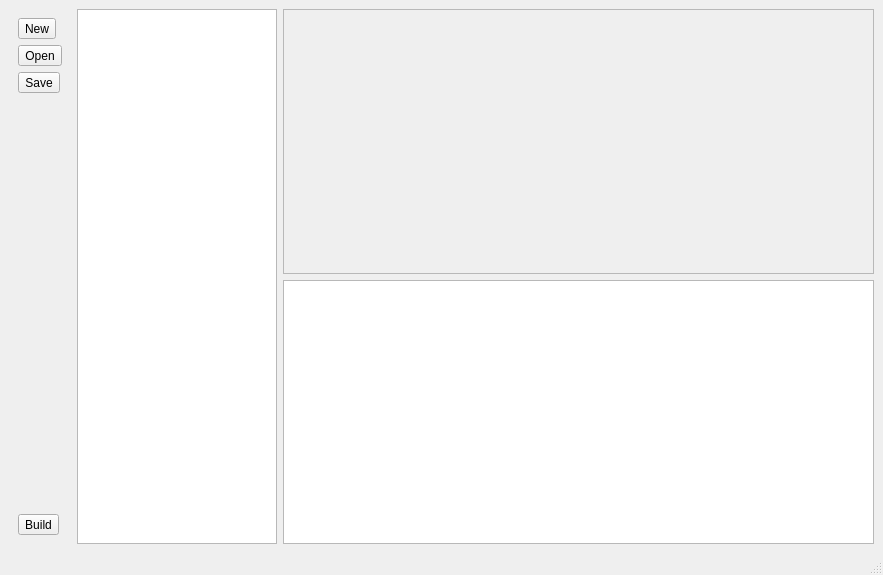
samstyle/Xpeccy, file ui/sdkwin.ui: the form before one commit.
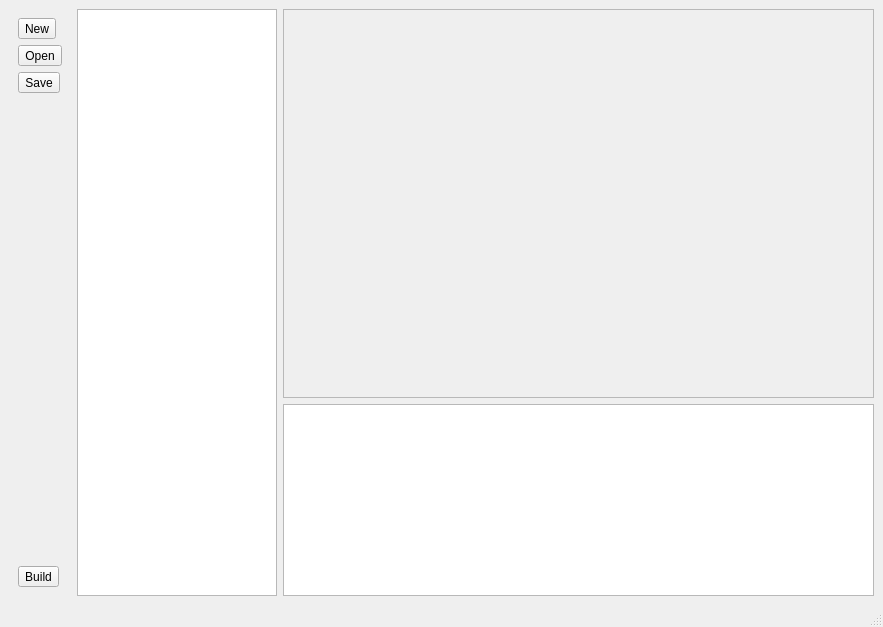
The form after the commit. Icons and pictures are not drawn.

```diff
--- a/ui/sdkwin.ui
+++ b/ui/sdkwin.ui
@@ -7,7 +7,7 @@
     <x>0</x>
     <y>0</y>
     <width>883</width>
-    <height>575</height>
+    <height>627</height>
    </rect>
   </property>
   <property name="contextMenuPolicy">
@@ -104,12 +104,17 @@
      </widget>
     </item>
     <item>
-     <layout class="QVBoxLayout" name="verticalLayout" stretch="0,0">
+     <layout class="QVBoxLayout" name="verticalLayout" stretch="10,0">
       <item>
        <widget class="QTextEdit" name="docedit">
         <property name="enabled">
          <bool>false</bool>
         </property>
+        <property name="font">
+         <font>
+          <family>DejaVu Sans Mono</family>
+         </font>
+        </property>
        </widget>
       </item>
       <item>
```
